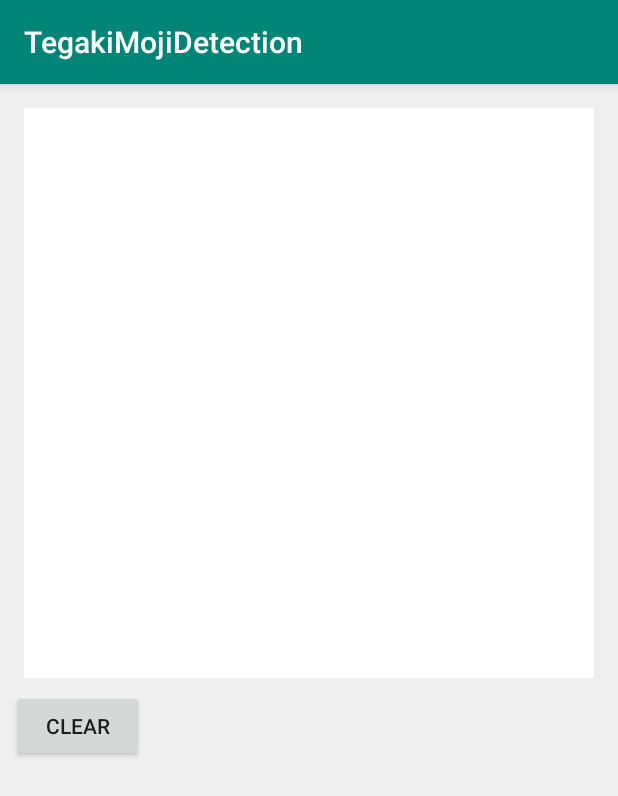
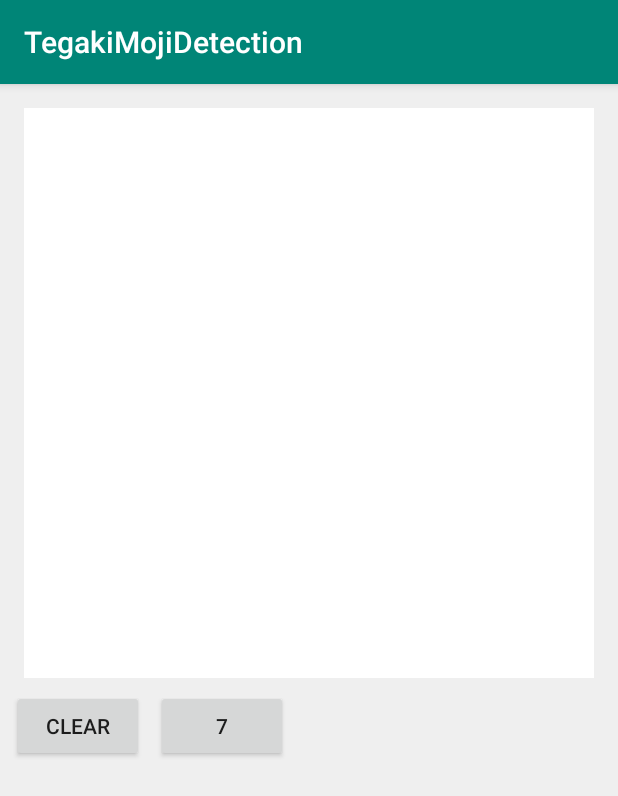
Before and after one commit to wisteria429/TegakiMojiDetection, an Android app: the screen it shows after launch (MainActivity), on a phone screen of 412 x 824 dp. Shown: the top 796 px of the screen. Run offline under Robolectric (Android 15) with nearby library versions, the phone set to English and light mode, and no system bars.

```diff
--- a/app/build.gradle
+++ b/app/build.gradle
@@ -15,6 +15,7 @@ android {
         versionCode 1
         versionName "1.0"
         testInstrumentationRunner "androidx.test.runner.AndroidJUnitRunner"
+        buildConfigField("String", "FIREBASE_STORAGE_URL", FIREBASE_STORAGE_URL)
     }
     buildTypes {
         release {
@@ -45,7 +46,10 @@ dependencies {
     implementation 'com.google.firebase:firebase-core:16.0.6'
     implementation 'com.google.firebase:firebase-ml-vision:18.0.2'
     implementation 'com.google.firebase:firebase-ml-model-interpreter:16.2.4'
+    implementation 'com.google.firebase:firebase-storage:16.0.5'
     implementation 'com.crashlytics.sdk.android:crashlytics:2.9.8'
+    implementation "io.reactivex.rxjava2:rxjava:2.2.6"
+    implementation 'io.reactivex.rxjava2:rxandroid:2.1.0'
 //    implementation 'com.google.firebase:firebase-config:16.0.0'
 }
 
--- a/app/src/main/res/layout/activity_main.xml
+++ b/app/src/main/res/layout/activity_main.xml
@@ -42,4 +42,12 @@
             android:layout_marginTop="8dp" app:layout_constraintTop_toBottomOf="@+id/bt_clear"
             app:layout_constraintBottom_toBottomOf="parent" app:layout_constraintDimensionRatio="1:1"
             android:layout_marginBottom="8dp"/>
+    <Button
+            android:id="@+id/bt_save_7"
+            android:text="7"
+            android:layout_width="wrap_content"
+            android:layout_height="wrap_content"
+            app:layout_constraintStart_toEndOf="@+id/bt_clear"
+            android:layout_marginStart="8dp" android:layout_marginTop="8dp"
+            app:layout_constraintTop_toBottomOf="@+id/canvas"/>
 </androidx.constraintlayout.widget.ConstraintLayout>
```
Also changed, not shown: app/src/main/java/jp/study/fuji/tegakimojidetection/FirebaseStorageRepository.kt (added, +48 -0 lines), app/src/main/java/jp/study/fuji/tegakimojidetection/MainActivity.kt (+8 -0 lines), 1 other file.
